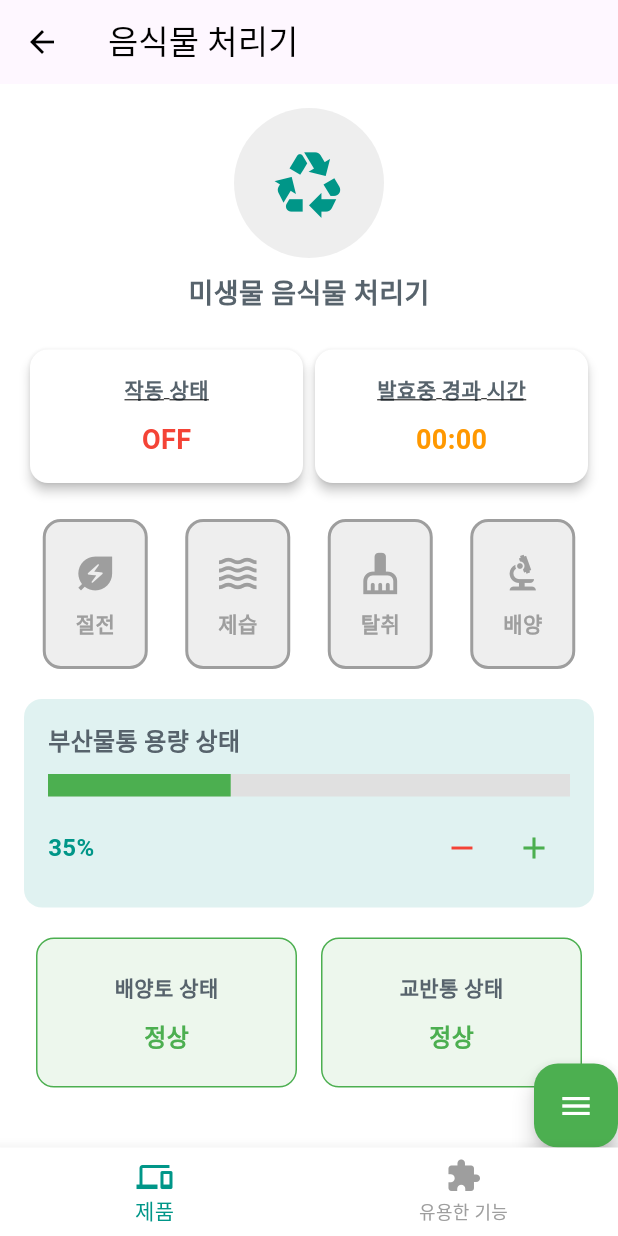
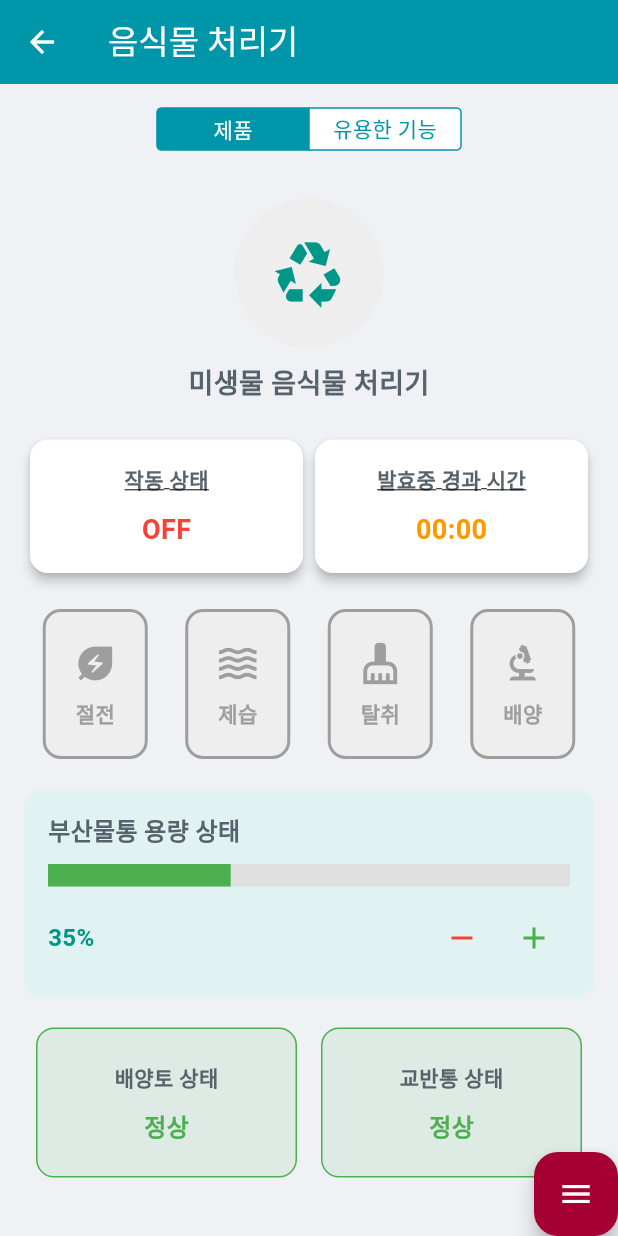
Before and after one commit to 5MinHaAll/5minha_lg-newzen, a Flutter app: the DeviceOn screen opened directly, on a phone screen of 412 x 824 dp. Run offline on Flutter 3.47's test engine with Material 3 defaults, Android fonts, the phone set to English and light mode, and no system bars; our stand-ins replace camera, flutter_svg; missing offline and left inert: flutter_tflite; Roboto replaces fonts that are missing (Lg); project files that could hold a hidden picture were left out.

Commit message:
Design: 주요화면에 AppTheme 반영

```diff
--- a/lib/newzen/device_on.dart
+++ b/lib/newzen/device_on.dart
@@ -1,10 +1,11 @@
+// device_on.dart
+
 import 'dart:core';
-import 'dart:async'; // Timer를 위해 추가
-
+import 'dart:async';
+import 'package:flutter/cupertino.dart';
+import 'package:flutter/material.dart';
 import 'package:newzen/newzen/byproduct_manager.dart';
-
 import '../data/generate_data.dart';
-import 'package:flutter/material.dart';
 import '../data/save_data.dart';
 import 'custom_alert.dart';
 import 'device_operation.dart';
@@ -18,45 +19,41 @@ class DeviceOn extends StatefulWidget {
 }
 
 class _DeviceOnState extends State<DeviceOn> {
-  // FAB 버튼 상태 변수
   bool _isExpanded = false;
-
-  // DeviceOperation 객체 생성
   DeviceOperation deviceOperation = DeviceOperation();
-
-  // 현재 활성화된 모드
   String? _activeMode;
-
-  // 부산물통 객체 생성
   late final ByproductManager byproductManager;
-
-  // 배양토 상태, 교반통 상태
   Map<String, dynamic>? _PottingSoilData;
   Map<String, dynamic>? _mixingTankData;
+  final RandomDataService potting_soil = RandomDataService();
+  final RandomDataService mixing_tank = RandomDataService();
+  Timer? _timer;
+  int _selectedIndex = 0;
 
-  // RandomDataService 객체
-  final RandomDataService potting_soil = RandomDataService(); // 배양토
-  final RandomDataService mixing_tank = RandomDataService(); // 교반통
-
-  // Timer 변수
-  Timer? _timer;
+  final Map<int, Widget> _segments = const {
+    0: Padding(
+      padding: EdgeInsets.symmetric(horizontal: 16),
+      child: Text('제품'),
+    ),
+    1: Padding(
+      padding: EdgeInsets.symmetric(horizontal: 16),
+      child: Text('유용한 기능'),
+    ),
+  };
 
   @override
   void initState() {
     super.initState();
-    print("initState 시작");
-    _startPeriodicUpdates(); // 화면 시작 시 타이머 시작
-    // 객체 생성 시 부산물 초기 용량 설정
+    _startPeriodicUpdates();
     byproductManager = ByproductManager(byproductCapacity: 35.0);
   }
 
   @override
   void dispose() {
-    _timer?.cancel(); // 화면 종료 시 타이머 중지
+    _timer?.cancel();
     super.dispose();
   }
 
-  // 일정 시간마다 데이터를 갱신하는 타이머 설정
   void _startPeriodicUpdates() {
     final initialPottingSoliData = potting_soil.generatePottingSoilData();
     final initialMixingData = mixing_tank.generateMixingTankData(
@@ -69,7 +66,6 @@ class _DeviceOnState extends State<DeviceOn> {
 
     _timer = Timer.periodic(const Duration(milliseconds: 1000), (timer) async {
       try {
-        // 데이터 갱신
         final pottingSoilData = await potting_soil.generatePottingSoilData();
         final mixingData = await mixing_tank.generateMixingTankData(
             isOperating: deviceOperation.isOperating,
@@ -80,12 +76,9 @@ class _DeviceOnState extends State<DeviceOn> {
           _PottingSoilData = pottingSoilData;
           _mixingTankData = mixingData;
 
-          // 부산물 용량 증가 처리
           if (_mixingTankData?["shouldIncreaseByproduct"] == true) {
-            // print("트루입니다!!!");
-            print(mixing_tank.getAmount());
             byproductManager.increaseCapacity(context,
-                increment: mixing_tank.getAmount() * 0.1); // 증가값
+                increment: mixing_tank.getAmount() * 0.1);
           }
         });
       } catch (e) {
@@ -94,68 +87,76 @@ class _DeviceOnState extends State<DeviceOn> {
     });
   }
 
-  //   // FirebaseService firebaseService = FirebaseService();
-
-  // 현재 선택된 탭 (0: 제품, 1: 유용한 기능)
-  int _selectedIndex = 0;
-
-  // 시뮬레이션 FAB 버튼
   @override
   Widget build(BuildContext context) {
+    final theme = Theme.of(context);
+
     return Scaffold(
       appBar: AppBar(
-        title: const Text(
+        title: Text(
           "음식물 처리기",
-          style: TextStyle(color: Colors.black),
+          style: theme.textTheme.titleLarge?.copyWith(
+            color: theme.colorScheme.onPrimary,
           ),
-        backgroundColor: const Color(0xFFFEF7FF), // 상단바 배경색
-        elevation: 1,
-        iconTheme: const IconThemeData(color: Colors.black),
         ),
-      body: Stack(
+        backgroundColor: theme.colorScheme.primary,
+      ),
+      body: Column(
+        children: [
+          Padding(
+            padding: const EdgeInsets.all(16.0),
+            child: CupertinoSegmentedControl(
+              children: _segments,
+              groupValue: _selectedIndex,
+              onValueChanged: (int index) {
+                setState(() {
+                  _selectedIndex = index;
+                });
+              },
+              selectedColor: theme.colorScheme.primary,
+              unselectedColor: theme.colorScheme.surface,
+              borderColor: theme.colorScheme.primary,
+              pressedColor: theme.colorScheme.primary.withOpacity(0.1),
+            ),
+          ),
+          Expanded(
+            child: Stack(
               alignment: Alignment.bottomRight,
               children: [
-          // 메인 콘텐츠
-          _selectedIndex == 0 ? _buildMainContent() : const functions(),
-
-          // 팝업 버튼 (음식물 처리 관련)
+                _selectedIndex == 0 ? _buildMainContent() : const Functions(),
                 if (_isExpanded) ...[
-            // 음식1 버튼 (처리 가능)
                   Transform.translate(
-              offset: const Offset(0, -80), // 첫 번째 버튼 위치
+                    offset: const Offset(0, -80),
                     child: FloatingActionButton(
                       onPressed: () {
                         setState(() {
-                    _isExpanded = false; // 팝업 닫기
-                    // 처리 가능한 음식 로직
-                    mixing_tank.increaseVolume(50.0); // Volume을 50 증가
+                          _isExpanded = false;
+                          mixing_tank.increaseVolume(50.0);
                           mixing_tank.setAmount(50.0);
                           mixing_tank.setDecreaseRate(0.5);
                           _mixingTankData = mixing_tank.generateMixingTankData(
                             isOperating: deviceOperation.isOperating,
-                        deviceOperation: deviceOperation, // 객체 전달;
-                        context: context); // 변경된 값 반영
-                    deviceOperation.startOperation(); // 작동 시작
+                            deviceOperation: deviceOperation,
+                            context: context,
+                          );
+                          deviceOperation.startOperation();
                         });
-                  print("처리 가능한 음식 클릭됨");
                       },
-                backgroundColor: Colors.green,
+                      backgroundColor: theme.colorScheme.secondary,
                       child: const Icon(Icons.food_bank),
                     ),
                   ),
-            // 음식2 버튼 (처리 불가능)
                   Transform.translate(
-              offset: const Offset(0, -140), // 버튼 위치
+                    offset: const Offset(0, -140),
                     child: FloatingActionButton(
                       onPressed: () {
                         showDialog(
                           context: context,
                           builder: (BuildContext context) {
                             return CustomAlert(
-                        title: "경고", // 동적으로 변경 가능
-                        content: "이 음식물은 처리할 수 없습니다.", // 동적으로 변경 가능
+                              title: "경고",
+                              content: "이 음식물은 처리할 수 없습니다.",
                               onConfirm: () {
-                          // 확인 버튼 클릭 시 동작
                                 print("경고창 닫힘");
                               },
                             );
@@ -163,61 +164,53 @@ class _DeviceOnState extends State<DeviceOn> {
                         );
                       },
                       backgroundColor: Colors.grey,
-                child: const Icon(Icons.block), // 처리 불가능한 음식 아이콘
+                      child: const Icon(Icons.block),
                     ),
                   ),
-            // 음식3 버튼 (처리 가능)
                   Transform.translate(
-              offset: const Offset(0, -200), // 세 번째 버튼 위치
+                    offset: const Offset(0, -200),
                     child: FloatingActionButton(
                       onPressed: () {
                         setState(() {
-                    _isExpanded = false; // 팝업 닫기
-                    // 처리 가능한 음식 로직
-                    mixing_tank.increaseVolume(20.0); // Volume을 20 증가
+                          _isExpanded = false;
+                          mixing_tank.increaseVolume(20.0);
                           mixing_tank.setAmount(20.0);
                           mixing_tank.setDecreaseRate(2.5);
-
-                    // 교반통 데이터 갱신
                           _mixingTankData = mixing_tank.generateMixingTankData(
                             isOperating: deviceOperation.isOperating,
                             deviceOperation: deviceOperation,
-                        context: context);
-
-                    // 작동 시작
+                            context: context,
+                          );
                           deviceOperation.startOperation();
                         });
-                  print("처리 가능한 음식 클릭됨");
                       },
-                backgroundColor: Colors.green,
+                      backgroundColor: theme.colorScheme.secondary,
                       child: const Icon(Icons.restaurant_menu),
                     ),
                   ),
                 ],
-
-          // 메인 FAB 버튼
-
-          // 메인 FAB 버튼
                 FloatingActionButton(
                   onPressed: () {
                     setState(() {
-                _isExpanded = !_isExpanded; // 상태 토글
+                      _isExpanded = !_isExpanded;
                     });
-              print(_isExpanded ? "팝업 버튼 열림" : "팝업 버튼 닫힘");
                   },
-            backgroundColor: _isExpanded ? Colors.red : Colors.green,
+                  backgroundColor: _isExpanded
+                      ? theme.colorScheme.error
+                      : theme.colorScheme.secondary,
                   child: Icon(
-              _isExpanded ? Icons.close : Icons.menu, // 상태에 따라 아이콘 변경
-              color: Colors.white,
+                    _isExpanded ? Icons.close : Icons.menu,
+                    color: theme.colorScheme.onSecondary,
                   ),
                 ),
               ],
             ),
-      bottomNavigationBar: _buildBottomNavigationBar(),
-      backgroundColor: const Color(0xFFFFFFFF), // 배경색
+          ),
+        ],
+      ),
+      backgroundColor: theme.colorScheme.background,
     );
   }
-
   // 메인 콘텐츠
   Widget _buildMainContent() {
     // 배양토 상태 계산
```
Also changed, not shown: lib/newzen/functions.dart (+86 -66 lines). Lines whose indentation alone changed are shown as unchanged.
